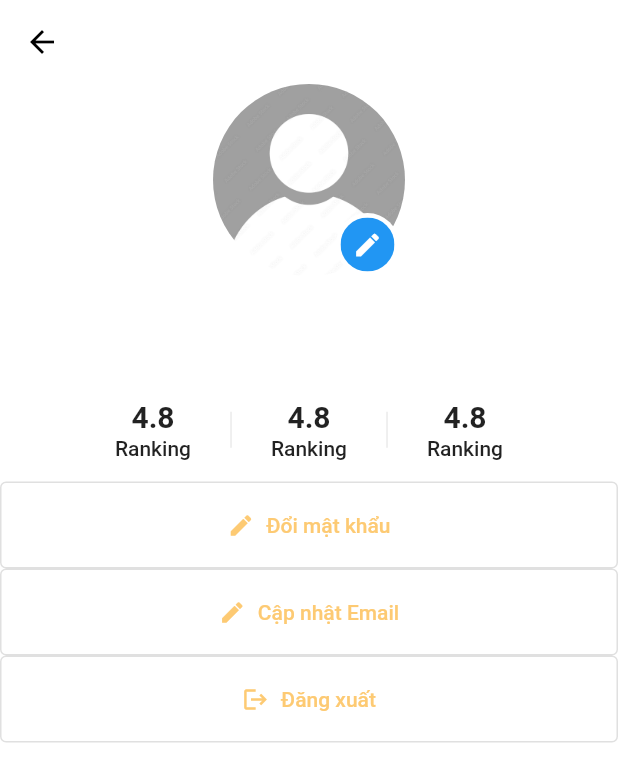
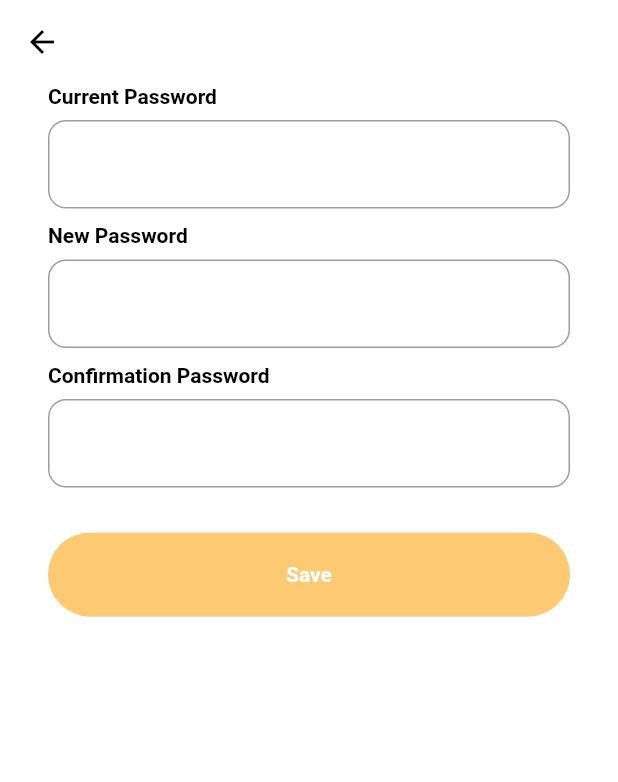
Before and after one commit to thilyvu/ecommerce, a Flutter app: the screen it shows once a user with an empty profile is signed in, item 3 of the bottom bar chosen, after a tap on "Đổi mật khẩu", on a phone screen of 412 x 824 dp. Shown: the top 782 px of the screen. Run offline on Flutter 3.47's test engine with Material 2 defaults, Android fonts, the phone set to English and light mode, and no system bars; our stand-ins replace bloc, carousel_slider, cloud_firestore, email_validator, equatable, firebase_auth and 6 more; accounts and stored records are empty; Roboto replaces fonts that are missing (Avenir); statements that could not run were skipped.

Commit message:
update profile: update password

```diff
--- a/lib/config/app_router.dart
+++ b/lib/config/app_router.dart
@@ -3,6 +3,7 @@ import 'package:ecommerce/screens/auth/Welcome/welcome.dart';
 import 'package:ecommerce/screens/order_confirmation/order_confirmation_screen.dart';
 import 'package:ecommerce/screens/profile/edit_profile.dart';
 import 'package:ecommerce/screens/profile/profile.dart';
+import 'package:ecommerce/screens/profile/update_password.dart';
 import 'package:ecommerce/screens/screens.dart';
 import 'package:flutter/material.dart';
 
@@ -36,6 +37,8 @@ class AppRouter {
         return ProfilePage.route();
       case EditProfilePage.routeName:
         return EditProfilePage.route();
+      case UpdatePasswordPage.routeName:
+        return UpdatePasswordPage.route();
       default:
         return _errorRoute();
     }
--- a/lib/main.dart
+++ b/lib/main.dart
@@ -4,6 +4,8 @@ import 'package:ecommerce/repositories/checkout/checkout_reposity.dart';
 import 'package:ecommerce/repositories/product/product_repository.dart';
 import 'package:ecommerce/screens/auth/Welcome/welcome.dart';
 import 'package:ecommerce/screens/home/home_screen.dart';
+import 'package:ecommerce/utils/snackBar.dart';
+import 'package:ecommerce/utils/user_preference.dart';
 import 'package:firebase_core/firebase_core.dart';
 import 'package:firebase_auth/firebase_auth.dart';
 import 'package:flutter/material.dart';
@@ -15,6 +17,8 @@ import 'config/theme.dart';
 Future<void> main() async {
   WidgetsFlutterBinding.ensureInitialized();
   await Firebase.initializeApp();
+
+  await UserPreferences.init();
   runApp(const MyApp());
 }
 
@@ -55,6 +59,7 @@ class _MyAppState extends State<MyApp> {
       ],
       child: MaterialApp(
         title: 'Flutter Demo',
+        scaffoldMessengerKey: Utils.messengerKey,
         home: Scaffold(
             body: StreamBuilder<User?>(
           stream: FirebaseAuth.instance.authStateChanges(),
--- a/lib/screens/auth/ForgotPass/widget/body.dart
+++ b/lib/screens/auth/ForgotPass/widget/body.dart
@@ -2,7 +2,7 @@ import 'package:ecommerce/constants/colors.dart';
 import 'package:ecommerce/icons/rounded_button.dart';
 import 'package:ecommerce/icons/text_field_container.dart';
 import 'package:ecommerce/screens/auth/Login/widget/background.dart';
-import 'package:ecommerce/utils.dart';
+import 'package:ecommerce/utils/snackBar.dart';
 import 'package:email_validator/email_validator.dart';
 import 'package:firebase_auth/firebase_auth.dart';
 import 'package:flutter/material.dart';
--- a/lib/screens/profile/profile.dart
+++ b/lib/screens/profile/profile.dart
@@ -1,4 +1,5 @@
 import 'package:ecommerce/constants/colors.dart';
+import 'package:ecommerce/models/currentUserData.dart';
 import 'package:ecommerce/screens/profile/edit_profile.dart';
 import 'package:ecommerce/screens/profile/widget/avatar.dart';
 import 'package:ecommerce/screens/profile/widget/number.dart';
@@ -19,15 +20,22 @@ class ProfilePage extends StatefulWidget {
       settings: const RouteSettings(name: routeName),
     );
   }
+
   @override
   State<ProfilePage> createState() => _ProfilePageState();
 }
 
 class _ProfilePageState extends State<ProfilePage> {
+  late CurrentUser user;
+
+  @override
+  void initState() {
+    super.initState();
+    user = UserPreferences.getUser();
+  }
+
   @override
   Widget build(BuildContext context) {
-    // final CurrentUser user = CurrentUser.getUserFromFirebase();
-    final user = UserPreferences.getUser();
     return Scaffold(
       appBar: buildAppBar(context),
       body: ListView(
@@ -36,8 +44,8 @@ class _ProfilePageState extends State<ProfilePage> {
           AvatarWidget(
             imagePath: user.photoURL.toString(),
             onClick: () async {
-              await Navigator.of(context).push(
-                  MaterialPageRoute(builder: (context) => const EditProfilePage()));
+              await Navigator.of(context).push(MaterialPageRoute(
+                  builder: (context) => const EditProfilePage()));
               setState(() {});
             },
             isEdit: false,
@@ -60,15 +68,8 @@ class _ProfilePageState extends State<ProfilePage> {
                 size: 18,
                 color: kAccent,
               ),
-              onClick: () {}),
-          ProfileButton(
-              text: "Cập nhật Email",
-              icon: const Icon(
-                Icons.edit,
-                size: 18,
-                color: kAccent,
-              ),
-              onClick: () {}),
+              onClick: () =>
+                  Navigator.pushNamed(context, '/profile/update_password')),
           ProfileButton(
               text: "Đăng xuất",
               icon: const Icon(
@@ -85,7 +86,7 @@ class _ProfilePageState extends State<ProfilePage> {
   Future logOut() async {
     try {
       await FirebaseAuth.instance.signOut();
-      // navigatorKey.currentState!.popUntil((route) => route.isFirst);
+      Navigator.pushNamed(context, '/welcome');
       Utils.showSnackBar('Logout successfully!');
     } on FirebaseAuthException catch (e) {
       // ignore: avoid_print
--- /dev/null
+++ b/lib/screens/profile/update_password.dart
@@ -0,0 +1,152 @@
+import 'package:ecommerce/constants/colors.dart';
+import 'package:ecommerce/icons/rounded_button.dart';
+import 'package:ecommerce/screens/profile/widget/input.dart';
+import 'package:ecommerce/utils/backAppBar.dart';
+import 'package:ecommerce/utils/snackBar.dart';
+import 'package:ecommerce/utils/user_preference.dart';
+import 'package:firebase_auth/firebase_auth.dart';
+import 'package:flutter/material.dart';
+
+class UpdatePasswordPage extends StatefulWidget {
+  const UpdatePasswordPage({Key? key}) : super(key: key);
+  static const String routeName = '/profile/update_password';
+  static Route route() {
+    return MaterialPageRoute(
+      builder: (context) => const UpdatePasswordPage(),
+      settings: const RouteSettings(name: routeName),
+    );
+  }
+
+  @override
+  State<UpdatePasswordPage> createState() => _UpdatePasswordPageState();
+}
+
+class _UpdatePasswordPageState extends State<UpdatePasswordPage> {
+  final currentPassword = TextEditingController();
+  final newPassword = TextEditingController();
+  final verifyPassword = TextEditingController();
+  final formKey = GlobalKey<FormState>();
+
+  @override
+  // ignore: must_call_super
+  void dispose() {
+    currentPassword.dispose();
+    newPassword.dispose();
+    verifyPassword.dispose();
+  }
+
+  @override
+  Widget build(BuildContext context) {
+    return Scaffold(
+      appBar: buildAppBar(context),
+      body: Form(
+        key: formKey,
+        child: ListView(
+          padding: const EdgeInsets.symmetric(horizontal: 32),
+          physics: const BouncingScrollPhysics(),
+          children: [
+            Column(
+              crossAxisAlignment: CrossAxisAlignment.start,
+              children: [
+                Text("Current Password",
+                    style:
+                        TextStyle(fontWeight: FontWeight.bold, fontSize: 14)),
+                const SizedBox(
+                  height: 8,
+                ),
+                TextFormField(
+                  obscureText: true,
+                  controller: currentPassword,
+                  maxLines: 1,
+                  decoration: InputDecoration(
+                      border: OutlineInputBorder(
+                          borderRadius: BorderRadius.circular(12))),
+                  autovalidateMode: AutovalidateMode.onUserInteraction,
+                  validator: (pass) => pass != null && pass.length < 6
+                      ? "Enter min 6 characters"
+                      : null,
+                )
+              ],
+            ),
+            SizedBox(
+              height: 10,
+            ),
+            Column(
+              crossAxisAlignment: CrossAxisAlignment.start,
+              children: [
+                Text("New Password",
+                    style:
+                        TextStyle(fontWeight: FontWeight.bold, fontSize: 14)),
+                const SizedBox(
+                  height: 8,
+                ),
+                TextFormField(
+                  obscureText: true,
+                  controller: newPassword,
+                  maxLines: 1,
+                  decoration: InputDecoration(
+                      border: OutlineInputBorder(
+                          borderRadius: BorderRadius.circular(12))),
+                  autovalidateMode: AutovalidateMode.onUserInteraction,
+                  validator: (pass) => pass != null && pass.length < 6
+                      ? "Enter min 6 characters"
+                      : null,
+                )
+              ],
+            ),
+            SizedBox(
+              height: 10,
+            ),
+            Column(
+              crossAxisAlignment: CrossAxisAlignment.start,
+              children: [
+                Text("Confirmation Password",
+                    style:
+                        TextStyle(fontWeight: FontWeight.bold, fontSize: 14)),
+                const SizedBox(
+                  height: 8,
+                ),
+                TextFormField(
+                  obscureText: true,
+                  controller: verifyPassword,
+                  maxLines: 1,
+                  decoration: InputDecoration(
+                      border: OutlineInputBorder(
+                          borderRadius: BorderRadius.circular(12))),
+                  autovalidateMode: AutovalidateMode.onUserInteraction,
+                  validator: (pass) => pass != null && pass.length < 6
+                      ? "Enter min 6 characters"
+                      : null,
+                )
+              ],
+            ),
+            SizedBox(
+              height: 20,
+            ),
+            RoundedButton(
+              text: 'Save',
+              press: updatePassword,
+              color: kAccent,
+            )
+          ],
+        ),
+      ),
+    );
+  }
+
+  void updatePassword() {
+    final isValid = formKey.currentState!.validate();
+    if (!isValid) return;
+    if (newPassword.text.trim() == verifyPassword.text.trim()) {
+      if (newPassword.text.trim() != currentPassword.text.trim()) {
+        UserPreferences.checkCurrentPassword(
+            currentPassword.text.trim(), context);
+      } else {
+        Utils.showSnackBar(
+            'Current password & New password cannot be identical');
+      }
+    } else {
+      Utils.showSnackBar('New password & Confirmation password are unmatched');
+    }
+  }
+}
--- a/lib/screens/profile/widget/profile_name.dart
+++ b/lib/screens/profile/widget/profile_name.dart
@@ -1,8 +1,8 @@
-import 'package:firebase_auth/firebase_auth.dart';
+import 'package:ecommerce/models/currentUserData.dart';
 import 'package:flutter/material.dart';
 
 class ProfileName extends StatelessWidget {
-  final User user;
+  final CurrentUser user;
   const ProfileName({Key? key, required this.user}) : super(key: key);
 
   @override
@@ -10,15 +10,15 @@ class ProfileName extends StatelessWidget {
     return Column(
       children: [
         Text(
-          user.displayName.toString(),
+          user.displayName,
           style: const TextStyle(fontWeight: FontWeight.bold, fontSize: 24),
         ),
         const SizedBox(
           height: 4,
         ),
         Text(
-          user.email.toString(),
-          style: const TextStyle(color: Colors.grey),
+          user.email,
+          style: const TextStyle(color: Colors.grey, fontSize: 14),
         )
       ],
     );
--- a/lib/utils/user_preference.dart
+++ b/lib/utils/user_preference.dart
@@ -1,31 +1,71 @@
 import 'dart:convert';
 
 import 'package:ecommerce/models/currentUserData.dart';
+import 'package:ecommerce/screens/profile/update_password.dart';
+import 'package:ecommerce/utils/snackBar.dart';
 import 'package:firebase_auth/firebase_auth.dart';
+import 'package:flutter/material.dart';
 import 'package:shared_preferences/shared_preferences.dart';
 
 class UserPreferences {
-  static late SharedPreferences _preferences;
-
   static const _keyUser = 'user';
 
-  static User getUserFromFirebase() {
-    return FirebaseAuth.instance.currentUser!;
+  static late SharedPreferences _preferences;
+  static late CurrentUser user;
+  static User firebaseUser = FirebaseAuth.instance.currentUser!;
+
+  static CurrentUser getUserFromFirebase() {
+    String photoURL = firebaseUser.photoURL != null
+        ? firebaseUser.photoURL.toString()
+        : "assets/images/avatar.jpg";
+    return CurrentUser(
+        photoURL: photoURL,
+        user: firebaseUser,
+        displayName: firebaseUser.displayName.toString(),
+        email: firebaseUser.email.toString());
   }
 
-  static Future init() async =>
-      _preferences = await SharedPreferences.getInstance();
-
-  static Future setUser(CurrentUser user) async {
-    // user.user.updateDisplayName(user.displayName);
-    final json = jsonEncode(user.toJson());
-    await _preferences.setString(_keyUser, json);
+  static Future init() async {
+    _preferences = await SharedPreferences.getInstance();
+    user = getUserFromFirebase();
   }
 
-  static User getUser() {
-    // ignore: unused_local_variable
-    // final json = _preferences.getString(_keyUser);
+  static CurrentUser getUser() {
+    final json = _preferences.getString(_keyUser);
+    return json == null ? user : CurrentUser.fromJson(jsonDecode(json));
+  }
 
-    return getUserFromFirebase();
+  static Future setUser(CurrentUser newUser, BuildContext context) async {
+    try {
+      await firebaseUser.updatePhotoURL(newUser.photoURL);
+      await firebaseUser.updateDisplayName(newUser.displayName);
+
+      Navigator.pop(context);
+      Utils.showSnackBar('Update profile successfully!');
+
+      await _preferences.setString(_keyUser, jsonEncode(newUser.toJson()));
+    } catch (_) {
+      Utils.showSnackBar('Invalid information. Please try again');
+    }
+  }
+
+  static Future updatePassword(String newPass, BuildContext context) async {
+    try {
+      await firebaseUser.updatePassword(newPass);
+      Navigator.pop(context);
+      Utils.showSnackBar('Update profile successfully!');
+    } catch (_) {
+      Utils.showSnackBar('Invalid information. Please try again');
+    }
+  }
+
+  static Future checkCurrentPassword(
+      String newPass, BuildContext context) async {
+    final credential =
+        EmailAuthProvider.credential(email: user.email, password: newPass);
+
+    firebaseUser.reauthenticateWithCredential(credential).then((value) {
+      updatePassword(newPass, context);
+    }).catchError((e) => Utils.showSnackBar("Current password is incorrect"));
   }
 }
```
Also changed, not shown: lib/screens/auth/Login/widget/body.dart (+2 -8 lines), lib/screens/auth/Signup/widget/body.dart (+20 -2 lines), lib/screens/profile/edit_profile.dart (+19 -26 lines), lib/utils.dart (deleted, +0 -17 lines), pubspec.lock, 1 other file.
